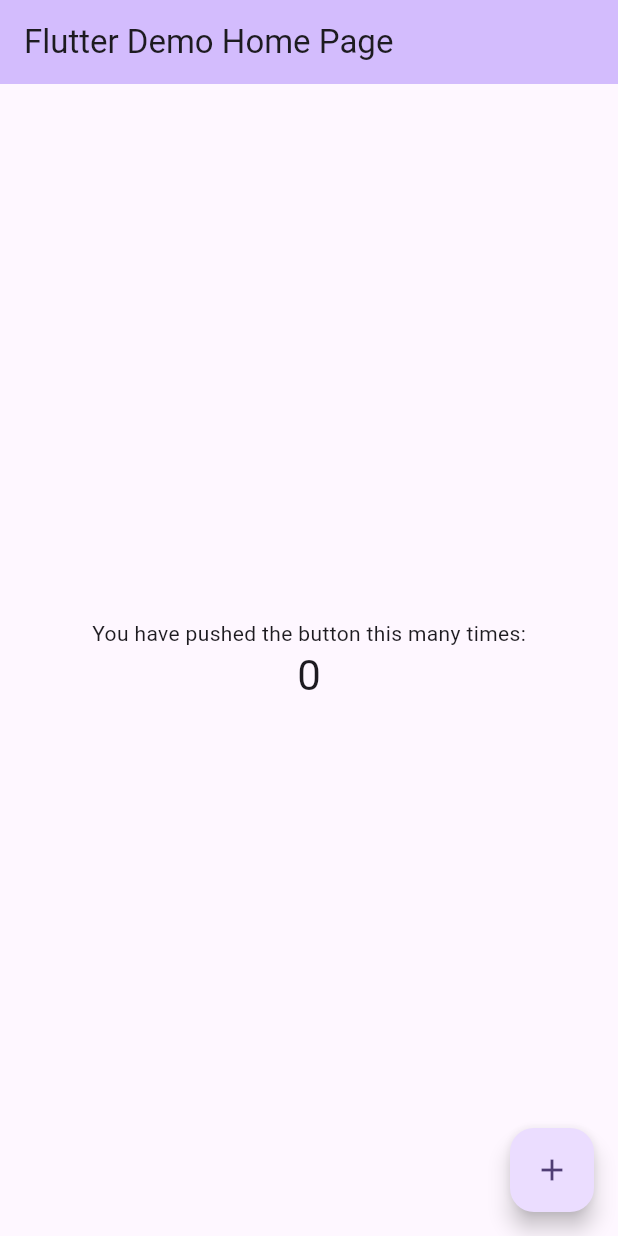
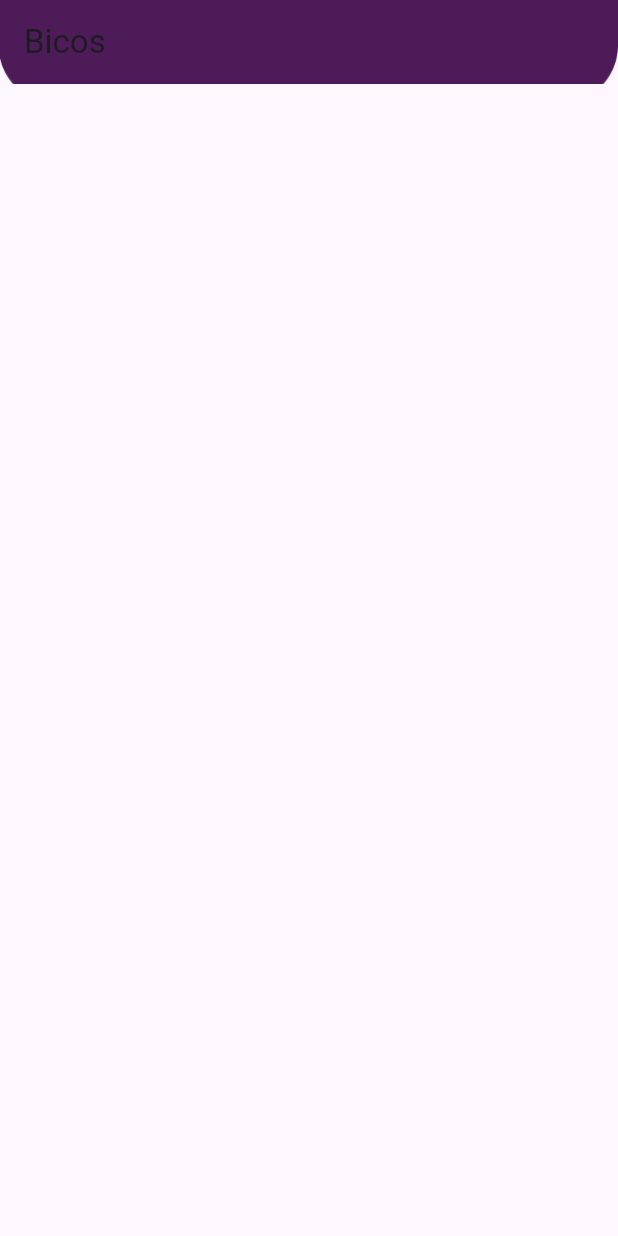
Before and after one commit to Bicos-Project/bicos_app, a Flutter app: the screen it shows after launch, on a phone screen of 412 x 824 dp. Run offline on Flutter 3.47's test engine with Material 3 defaults, Android fonts, the light colour scheme and no system bars.

Commit message:
alteração na appbar

```diff
--- a/bicos_app/lib/main.dart
+++ b/bicos_app/lib/main.dart
@@ -1,66 +1,48 @@
 import 'package:flutter/material.dart';
+import 'prestador_pages/home_page.dart';
 
 void main() {
-  runApp(const MyApp());
+  runApp(MaterialApp(home: HomePage(title: 'Bicos')));
 }
 
 class MyApp extends StatelessWidget {
-  const MyApp({super.key});
+  MyApp({super.key});
+  final ColorScheme bicosColorScheme = const ColorScheme(
+    brightness: Brightness.dark,
 
+    // Cor principal (roxo forte)
+    primary: Color(0xFF8E24AA),
+    onPrimary: Colors.white,
+
+    // Variante da primária
+    primaryContainer: Color(0xFF6A1B9A),
+    onPrimaryContainer: Colors.white,
+
+    // Cor secundária (verde destaque)
+    secondary: Color(0xFFB2FF59),
+    onSecondary: Colors.black,
+
+    secondaryContainer: Color(0xFF7CB342),
+    onSecondaryContainer: Colors.black,
+    background: Color(0xFF1A001F),
+    onBackground: Colors.white,
+
+    // Cards / superfícies
+    surface: Color(0xFF2A0033),
+    onSurface: Colors.white,
+
+    // Erro
+    error: Colors.redAccent,
+    onError: Colors.white,
+  );
+  final LinearGradient mainGradient = LinearGradient(
+    colors: [Color(0xFF6A1B9A), Color(0xFF8E24AA), Color(0xFFAD2BE8)],
+    begin: Alignment.topCenter,
+    end: Alignment.bottomCenter,
+  );
   // This widget is the root of your application.
   @override
   Widget build(BuildContext context) {
-    return MaterialApp(
-      title: 'Flutter Demo',
-      theme: ThemeData(
-        colorScheme: .fromSeed(seedColor: Colors.deepPurple),
-      ),
-      home: const MyHomePage(title: 'Flutter Demo Home Page'),
-    );
+    return MaterialApp(title: 'Bicos');
   }
 }
-
-class MyHomePage extends StatefulWidget {
-  const MyHomePage({super.key, required this.title});
-  final String title;
-
-  @override
-  State<MyHomePage> createState() => _MyHomePageState();
-}
-
-class _MyHomePageState extends State<MyHomePage> {
-  int _counter = 0;
-
-  void _incrementCounter() {
-    setState(() {
-      _counter++;
-    });
-  }
-
-  @override
-  Widget build(BuildContext context) {
-    return Scaffold(
-      appBar: AppBar(
-        backgroundColor: Theme.of(context).colorScheme.inversePrimary,
-        title: Text(widget.title),
-      ),
-      body: Center(
-        child: Column(
-          mainAxisAlignment: .center,
-          children: [
-            const Text('You have pushed the button this many times:'),
-            Text(
-              '$_counter',
-              style: Theme.of(context).textTheme.headlineMedium,
-            ),
-          ],
-        ),
-      ),
-      floatingActionButton: FloatingActionButton(
-        onPressed: _incrementCounter,
-        tooltip: 'Increment',
-        child: const Icon(Icons.add),
-      ),
-    );
-  }
-}
--- /dev/null
+++ b/bicos_app/lib/prestador_pages/home_page.dart
@@ -0,0 +1,27 @@
+import 'package:flutter/material.dart';
+
+class HomePage extends StatefulWidget {
+  const HomePage({super.key, required this.title});
+  final String title;
+
+  @override
+  State<HomePage> createState() => _MyHomePageState();
+}
+
+class _MyHomePageState extends State<HomePage> {
+  @override
+  Widget build(BuildContext context) {
+    return Scaffold(
+      appBar: AppBar(
+        title: Text(widget.title),
+        flexibleSpace: Container(
+          decoration: BoxDecoration(
+            image: DecorationImage(
+              image:
+              AssetImage('assets/header.png'),
+          fit: BoxFit.cover)),
+        )
+      ),
+    );
+  }
+}
--- a/bicos_app/pubspec.yaml
+++ b/bicos_app/pubspec.yaml
@@ -59,6 +59,8 @@ flutter:
   assets:
     - assets/bicos_logo1.png
     - assets/bicos_logo2.png
+    - assets/header.png
+    - assets/bottom.png
 
 
 
```
Also changed, not shown: bicos_app/assets/bottom.png (added), bicos_app/assets/header.png (added), bicos_app/lib/prestador_pages/andamento_servico.dart (added), bicos_app/lib/prestador_pages/anunciar_servico.dart (added), bicos_app/lib/prestador_pages/avaliacao.dart (added), bicos_app/lib/prestador_pages/chat.dart (added), bicos_app/lib/prestador_pages/historico_servico_realizado.dart (added), bicos_app/lib/prestador_pages/solicitacao_servico.dart (added), bicos_app/lib/prestador_pages/ver_mais_solicitacoes.dart (added), bicos_app/lib/prestador_pages/visualizacao_chats.dart (added), bicos_app/lib/prestador_pages/visualizacao_proposta.dart (added).
